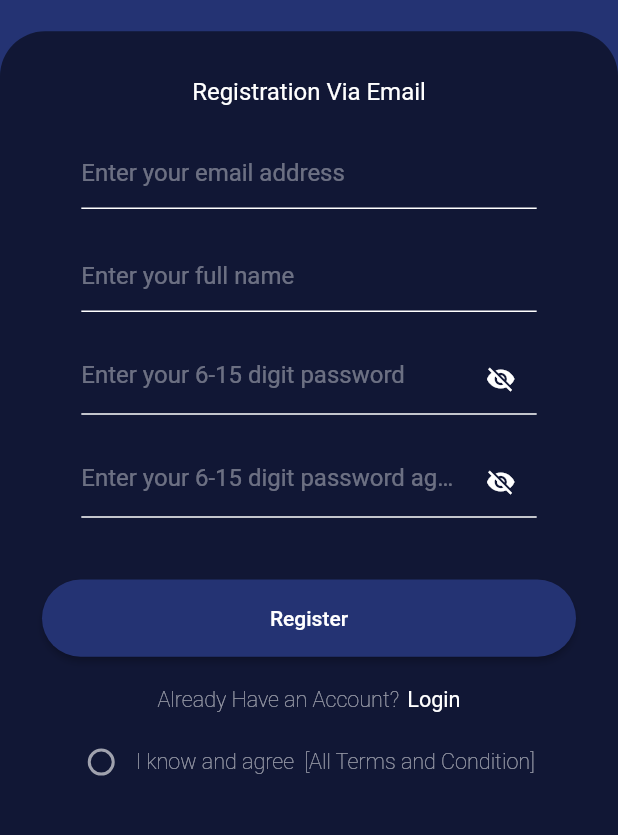
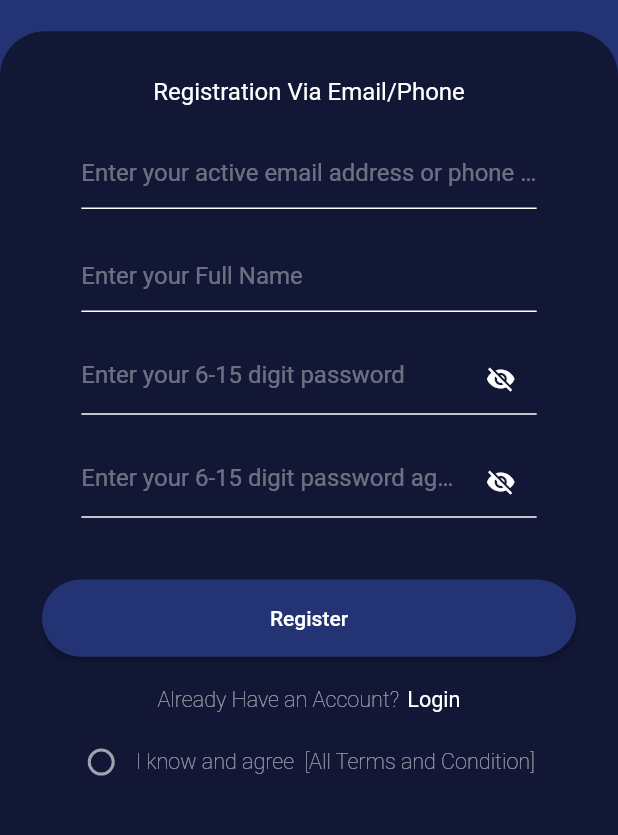
Before and after one commit to manushah77/jawa_eye, a Flutter app: the screen it shows after launch, after a tap on "Register Now", on a phone screen of 412 x 824 dp, the part 358-1193 px from its top. Run offline on Flutter 3.47's test engine with Material 2 defaults, Android fonts, the light colour scheme and no system bars; our stand-ins replace carousel_slider, cloud_firestore, curved_navigation_bar, firebase_core, firebase_messaging, flutter_local_notifications and 5 more; accounts and stored records are empty; network calls fail; Roboto replaces fonts that are missing (Abel).

Commit message:
adding registration and login

```diff
--- /dev/null
+++ b/lib/Constant/static_info.dart
@@ -0,0 +1,3 @@
+class StaticInfo {
+  static String baseUrl = 'https://crypton-c5356-default-rtdb.firebaseio.com/';
+}
--- a/lib/Screens/LoginScreen/login_screen.dart
+++ b/lib/Screens/LoginScreen/login_screen.dart
@@ -1,11 +1,16 @@
+import 'package:firebase_messaging/firebase_messaging.dart';
 import 'package:flutter/material.dart';
 import 'package:flutter_screenutil/flutter_screenutil.dart';
-import 'package:google_fonts/google_fonts.dart';
 import 'package:jawa_eye/Constant/color.dart';
-import 'package:jawa_eye/Screens/BottomNavigationBar/bottom_navigation_bar_screen.dart';
 import 'package:jawa_eye/Screens/SignupScreen/signup_screen.dart';
 import 'package:jawa_eye/Screens/widget/custom_button.dart';
+import 'package:jawa_eye/providers/api_client.dart';
+import 'package:jawa_eye/providers/auth_provider.dart';
+import 'package:jawa_eye/providers/services.dart';
 import 'package:shared_preferences/shared_preferences.dart';
+
+import '../../main.dart';
+import '../BottomNavigationBar/bottom_navigation_bar_screen.dart';
 
 class LoginScreen extends StatefulWidget {
   const LoginScreen({Key? key}) : super(key: key);
@@ -20,6 +25,37 @@ class _LoginScreenState extends State<LoginScreen> {
   bool ispasswordvisible = true;
   bool _isChecked = false;
   final formKey = GlobalKey<FormState>();
+
+  @override
+  void initState() {
+    super.initState();
+    requestPermission();
+  }
+
+  void requestPermission() async {
+    FirebaseMessaging firebaseMessaging = FirebaseMessaging.instance;
+    NotificationSettings notificationSettings = await firebaseMessaging.requestPermission(
+      alert: true,
+      announcement: false,
+      badge: true,
+      carPlay: false,
+      criticalAlert: true,
+      provisional: false,
+      sound: true,
+    );
+
+    if (notificationSettings.authorizationStatus == AuthorizationStatus.authorized) {
+      print("Granted");
+    } else {
+      print('faile');
+    }
+
+    await firebaseMessaging.getToken().then((value) {
+      deviceToken = value;
+      print('Token: $value');
+    });
+    getFirebaseMessaging();
+  }
 
   @override
   Widget build(BuildContext context) {
@@ -44,7 +80,7 @@ class _LoginScreenState extends State<LoginScreen> {
             Container(
               height: 440.h,
               width: double.infinity,
-              decoration: BoxDecoration(
+              decoration: const BoxDecoration(
                 color: Colors.black54,
                 borderRadius: BorderRadius.only(
                   topLeft: Radius.circular(30),
@@ -56,7 +92,7 @@ class _LoginScreenState extends State<LoginScreen> {
                   SizedBox(
                     height: 30.h,
                   ),
-                  Text(
+                  const Text(
                     'Email Login',
                     style: TextStyle(fontSize: 16, color: Colors.white),
                   ),
@@ -66,7 +102,8 @@ class _LoginScreenState extends State<LoginScreen> {
                   SizedBox(
                     width: 280.w,
                     child: TextFormField(
-                      decoration: InputDecoration(
+                      controller: emailC,
+                      decoration: const InputDecoration(
                         border: UnderlineInputBorder(
                             borderSide: BorderSide(
                           color: Colors.white,
@@ -87,7 +124,7 @@ class _LoginScreenState extends State<LoginScreen> {
                           color: Colors.white38,
                         ),
                       ),
-                      style: TextStyle(
+                      style: const TextStyle(
                         color: Colors.white,
                       ),
                       cursorColor: Colors.white,
@@ -99,6 +136,7 @@ class _LoginScreenState extends State<LoginScreen> {
                   SizedBox(
                     width: 280.w,
                     child: TextFormField(
+                      controller: passwordC,
                       decoration: InputDecoration(
                         border: UnderlineInputBorder(
                             borderSide: BorderSide(
@@ -110,13 +148,13 @@ class _LoginScreenState extends State<LoginScreen> {
                           color: Colors.white,
                           width: 1.w,
                         )),
-                        enabledBorder: UnderlineInputBorder(
+                        enabledBorder: const UnderlineInputBorder(
                             borderSide: BorderSide(
                           color: Colors.white,
                           width: 1,
                         )),
-                        hintText: 'Enter your 6-15 digit password',
-                        hintStyle: TextStyle(
+                        hintText: 'Enter your password',
+                        hintStyle: const TextStyle(
                           color: Colors.white38,
                         ),
                         suffixIcon: IconButton(
@@ -127,14 +165,12 @@ class _LoginScreenState extends State<LoginScreen> {
                           },
                           icon: Icon(
                             size: 20,
-                            ispasswordvisible
-                                ? Icons.visibility_off
-                                : Icons.visibility,
+                            ispasswordvisible ? Icons.visibility_off : Icons.visibility,
                             color: Colors.white,
                           ),
                         ),
                       ),
-                      style: TextStyle(
+                      style: const TextStyle(
                         color: Colors.white,
                       ),
                       cursorColor: Colors.white,
@@ -154,8 +190,7 @@ class _LoginScreenState extends State<LoginScreen> {
                           width: 24.0,
                           child: Theme(
                             data: ThemeData(
-                              unselectedWidgetColor:
-                                  Colors.white60, // Your color
+                              unselectedWidgetColor: Colors.white60, // Your color
                             ),
                             child: Checkbox(
                                 shape: RoundedRectangleBorder(
@@ -176,7 +211,7 @@ class _LoginScreenState extends State<LoginScreen> {
                           fontSize: 14.sp,
                         ),
                       ),
-                      SizedBox(width: 70.0),
+                      const SizedBox(width: 70.0),
                       Align(
                         alignment: Alignment.bottomRight,
                         child: TextButton(
@@ -201,15 +236,24 @@ class _LoginScreenState extends State<LoginScreen> {
                   SizedBox(
                     height: 40.h,
                   ),
-                  CustomButton(txt: 'Login', onTap: (){
+                  CustomButton(
+                    txt: 'Login',
+                    onTap: () {
+                      locator
+                          .get<AuthProvider>()
+                          .authenticate(email: emailC.text, password: passwordC.text, deviceToken: deviceToken ?? '')
+                          .then((value) {
+                        if (value.userId != null) {
                           Navigator.push(
                             context,
                             MaterialPageRoute(
                               builder: (context) => BottomNavBar(),
                             ),
                           );
-                  },),
-
+                        }
+                      });
+                    },
+                  ),
                   SizedBox(
                     height: 20.h,
                   ),
@@ -232,7 +276,7 @@ class _LoginScreenState extends State<LoginScreen> {
                           Navigator.push(
                             context,
                             MaterialPageRoute(
-                              builder: (context) => SignupScreen(),
+                              builder: (context) => const SignupScreen(),
                             ),
                           );
                         },
@@ -272,16 +316,11 @@ class _LoginScreenState extends State<LoginScreen> {
   }
 
   void _loadUserEmailPassword() async {
-    print("Load Email");
     try {
       SharedPreferences _prefs = await SharedPreferences.getInstance();
       var _email = _prefs.getString("email") ?? "";
       var _password = _prefs.getString("password") ?? "";
       var _remeberMe = _prefs.getBool("remember_me") ?? false;
-
-      print(_remeberMe);
-      print(_email);
-      print(_password);
       if (_remeberMe) {
         setState(() {
           _isChecked = true;
@@ -289,8 +328,6 @@ class _LoginScreenState extends State<LoginScreen> {
         emailC.text = _email;
         passwordC.text = _password;
       }
-    } catch (e) {
-      print(e);
+    } catch (e) {}
   }
 }
-}
--- a/lib/Screens/SignupScreen/signup_screen.dart
+++ b/lib/Screens/SignupScreen/signup_screen.dart
@@ -1,8 +1,13 @@
 import 'package:flutter/material.dart';
 import 'package:flutter_screenutil/flutter_screenutil.dart';
-import 'package:google_fonts/google_fonts.dart';
 import 'package:jawa_eye/Constant/color.dart';
+import 'package:jawa_eye/Screens/LoginScreen/login_screen.dart';
+import 'package:jawa_eye/main.dart';
+import 'package:jawa_eye/models/user_auth_response.dart';
+import 'package:jawa_eye/providers/auth_provider.dart';
+import 'package:jawa_eye/providers/services.dart';
 import 'package:shared_preferences/shared_preferences.dart';
+import 'package:uuid/uuid.dart';
 
 import '../widget/custom_button.dart';
 
@@ -16,6 +21,7 @@ class SignupScreen extends StatefulWidget {
 class _SignupScreenState extends State<SignupScreen> {
   TextEditingController emailC = TextEditingController();
   TextEditingController passwordC = TextEditingController();
+  TextEditingController usernameC = TextEditingController();
   bool ispasswordvisible = true;
   bool ispasswordvisibleTwo = true;
   bool _isChecked = false;
@@ -44,7 +50,7 @@ class _SignupScreenState extends State<SignupScreen> {
             Container(
               height: 535.h,
               width: double.infinity,
-              decoration: BoxDecoration(
+              decoration: const BoxDecoration(
                 color: Colors.black54,
                 borderRadius: BorderRadius.only(
                   topLeft: Radius.circular(30),
@@ -56,8 +62,8 @@ class _SignupScreenState extends State<SignupScreen> {
                   SizedBox(
                     height: 30.h,
                   ),
-                  Text(
-                    'Registration Via Email',
+                  const Text(
+                    'Registration Via Email/Phone',
                     style: TextStyle(fontSize: 16, color: Colors.white),
                   ),
                   SizedBox(
@@ -66,7 +72,8 @@ class _SignupScreenState extends State<SignupScreen> {
                   SizedBox(
                     width: 280.w,
                     child: TextFormField(
-                      decoration: InputDecoration(
+                      controller: emailC,
+                      decoration: const InputDecoration(
                         border: UnderlineInputBorder(
                             borderSide: BorderSide(
                           color: Colors.white,
@@ -82,12 +89,12 @@ class _SignupScreenState extends State<SignupScreen> {
                           color: Colors.white,
                           width: 1,
                         )),
-                        hintText: 'Enter your email address',
+                        hintText: 'Enter your active email address or phone number',
                         hintStyle: TextStyle(
                           color: Colors.white38,
                         ),
                       ),
-                      style: TextStyle(
+                      style: const TextStyle(
                         color: Colors.white,
                       ),
                       cursorColor: Colors.white,
@@ -99,7 +106,8 @@ class _SignupScreenState extends State<SignupScreen> {
                   SizedBox(
                     width: 280.w,
                     child: TextFormField(
-                      decoration: InputDecoration(
+                      controller: usernameC,
+                      decoration: const InputDecoration(
                         border: UnderlineInputBorder(
                             borderSide: BorderSide(
                           color: Colors.white,
@@ -115,12 +123,12 @@ class _SignupScreenState extends State<SignupScreen> {
                           color: Colors.white,
                           width: 1,
                         )),
-                        hintText: 'Enter your full name',
+                        hintText: 'Enter your Full Name',
                         hintStyle: TextStyle(
                           color: Colors.white38,
                         ),
                       ),
-                      style: TextStyle(
+                      style: const TextStyle(
                         color: Colors.white,
                       ),
                       cursorColor: Colors.white,
@@ -132,6 +140,7 @@ class _SignupScreenState extends State<SignupScreen> {
                   SizedBox(
                     width: 280.w,
                     child: TextFormField(
+                      controller: passwordC,
                       decoration: InputDecoration(
                         border: UnderlineInputBorder(
                             borderSide: BorderSide(
@@ -143,13 +152,13 @@ class _SignupScreenState extends State<SignupScreen> {
                           color: Colors.white,
                           width: 1.w,
                         )),
-                        enabledBorder: UnderlineInputBorder(
+                        enabledBorder: const UnderlineInputBorder(
                             borderSide: BorderSide(
                           color: Colors.white,
                           width: 1,
                         )),
                         hintText: 'Enter your 6-15 digit password',
-                        hintStyle: TextStyle(
+                        hintStyle: const TextStyle(
                           color: Colors.white38,
                         ),
                         suffixIcon: IconButton(
@@ -160,14 +169,12 @@ class _SignupScreenState extends State<SignupScreen> {
                           },
                           icon: Icon(
                             size: 20,
-                            ispasswordvisible
-                                ? Icons.visibility_off
-                                : Icons.visibility,
+                            ispasswordvisible ? Icons.visibility_off : Icons.visibility,
                             color: Colors.white,
                           ),
                         ),
                       ),
-                      style: TextStyle(
+                      style: const TextStyle(
                         color: Colors.white,
                       ),
                       cursorColor: Colors.white,
@@ -191,13 +198,13 @@ class _SignupScreenState extends State<SignupScreen> {
                           color: Colors.white,
                           width: 1.w,
                         )),
-                        enabledBorder: UnderlineInputBorder(
+                        enabledBorder: const UnderlineInputBorder(
                             borderSide: BorderSide(
                           color: Colors.white,
                           width: 1,
                         )),
                         hintText: 'Enter your 6-15 digit password again',
-                        hintStyle: TextStyle(
+                        hintStyle: const TextStyle(
                           color: Colors.white38,
                         ),
                         suffixIcon: IconButton(
@@ -208,26 +215,36 @@ class _SignupScreenState extends State<SignupScreen> {
                           },
                           icon: Icon(
                             size: 20,
-                            ispasswordvisibleTwo
-                                ? Icons.visibility_off
-                                : Icons.visibility,
+                            ispasswordvisibleTwo ? Icons.visibility_off : Icons.visibility,
                             color: Colors.white,
                           ),
                         ),
                       ),
-                      style: TextStyle(
+                      style: const TextStyle(
                         color: Colors.white,
                       ),
                       cursorColor: Colors.white,
                       obscureText: ispasswordvisibleTwo,
                     ),
                   ),
-
                   SizedBox(
                     height: 40.h,
                   ),
-                  CustomButton(txt: 'Register', onTap: (){},),
-
+                  CustomButton(
+                    txt: 'Register',
+                    onTap: () async {
+                      var uid = const Uuid().v4();
+                      await locator.get<AuthProvider>().registerUser(
+                              userAuthResponse: UserAuthResponse(
+                            deviceToken: deviceToken,
+                            email: emailC.text,
+                            password: passwordC.text,
+                            isAccountVerified: false,
+                            userId: uid,
+                            username: usernameC.text,
+                          ));
+                    },
+                  ),
                   SizedBox(
                     height: 20.h,
                   ),
@@ -245,12 +262,18 @@ class _SignupScreenState extends State<SignupScreen> {
                       SizedBox(
                         width: 5.w,
                       ),
-                      Text(
+                      InkWell(
+                        onTap: () {
+                          Navigator.pushReplacement(
+                              context, MaterialPageRoute(builder: (context) => const LoginScreen()));
+                        },
+                        child: Text(
                           'Login',
                           style: TextStyle(
                             color: Colors.white,
                             fontWeight: FontWeight.w400,
                             fontSize: 14.sp,
+                          ),
                         ),
                       ),
                     ],
@@ -261,14 +284,12 @@ class _SignupScreenState extends State<SignupScreen> {
                   Row(
                     mainAxisAlignment: MainAxisAlignment.center,
                     children: [
-
                       SizedBox(
                           height: 24.0,
                           width: 24.0,
                           child: Theme(
                             data: ThemeData(
-                              unselectedWidgetColor:
-                              Colors.white60, // Your color
+                              unselectedWidgetColor: Colors.white60, // Your color
                             ),
                             child: Checkbox(
                                 shape: RoundedRectangleBorder(
--- a/lib/main.dart
+++ b/lib/main.dart
@@ -1,10 +1,28 @@
+import 'package:firebase_core/firebase_core.dart';
+import 'package:firebase_messaging/firebase_messaging.dart';
 import 'package:flutter/material.dart';
 import 'package:flutter_screenutil/flutter_screenutil.dart';
 import 'package:google_fonts/google_fonts.dart';
-import 'package:jawa_eye/Screens/BottomNavigationBar/bottom_navigation_bar_screen.dart';
 import 'package:jawa_eye/Screens/LoginScreen/login_screen.dart';
+import 'package:jawa_eye/providers/local_notification_provider.dart';
+import 'package:jawa_eye/providers/services.dart';
 
-void main() {
+import 'firebase_options.dart';
+
+String? deviceToken;
+
+Future<void> _firebaseMessagingBackgroundHandler(RemoteMessage message) async {
+  LocalNotificationService.display(message);
+}
+
+void main() async {
+    WidgetsFlutterBinding.ensureInitialized();
+  await Firebase.initializeApp(
+    options: DefaultFirebaseOptions.currentPlatform,
+  );
+  LocalNotificationService.initialize();
+  FirebaseMessaging.onBackgroundMessage(_firebaseMessagingBackgroundHandler);
+  initServices();
   runApp(const MyApp());
 }
 
@@ -14,14 +32,22 @@ class MyApp extends StatelessWidget {
   @override
   Widget build(BuildContext context) {
     return ScreenUtilInit(
-      designSize: Size(380, 800),
+      designSize: const Size(380, 800),
       minTextAdapt: true,
       splitScreenMode: true,
       builder: (context, child) => MaterialApp(
         debugShowCheckedModeBanner: false,
         theme: ThemeData(fontFamily: GoogleFonts.abel().fontFamily),
-        home: LoginScreen(),
+        home: const LoginScreen(),
       ),
     );
   }
 }
+
+
+getFirebaseMessaging() async {
+  FirebaseMessaging.instance.getInitialMessage();
+  FirebaseMessaging.onMessage.listen((event) {
+    LocalNotificationService.display(event);
+  });
+}
--- /dev/null
+++ b/lib/models/user_auth_response.dart
@@ -0,0 +1,37 @@
+class UserAuthResponse {
+  bool? isAccountVerified;
+  String? username;
+  String? email;
+  String? userId;
+  String? deviceToken;
+  String? password;
+
+  UserAuthResponse({
+    this.isAccountVerified,
+    this.username,
+    this.userId,
+    this.email,
+    this.deviceToken,
+    this.password
+  });
+
+  UserAuthResponse.fromJson(Map<String, dynamic> json) {
+    isAccountVerified = json['isAccountVerified'];
+    username = json['username'];
+    userId = json['userId'];
+    deviceToken = json['deviceToken'];
+    email = json['email'];
+    password = json['password'];
+  }
+
+  Map<String, dynamic> toJson() {
+    final Map<String, dynamic> data = <String, dynamic>{};
+    data['isAccountVerified'] = isAccountVerified;
+    data['username'] = username;
+    data['userId'] = userId;
+    data['deviceToken'] = deviceToken;
+    data['email'] = email;
+    data['password'] = password;
+    return data;
+  }
+}
--- /dev/null
+++ b/lib/providers/services.dart
@@ -0,0 +1,12 @@
+import 'package:get_it/get_it.dart';
+import 'package:jawa_eye/providers/api_client.dart';
+import 'package:jawa_eye/providers/auth_provider.dart';
+
+final GetIt locator = GetIt.instance;
+
+void initServices() {
+  // providers
+  locator.registerLazySingleton(() => FirebaseClient());
+  locator.registerLazySingleton(() => AuthProvider());
+
+}
```
Also changed, not shown: lib/providers/api_client.dart (added, +52 -0 lines), lib/providers/auth_provider.dart (added, +97 -0 lines), lib/providers/local_notification_provider.dart (added, +35 -0 lines), pubspec.yaml (+8 -1 lines), lib/firebase_options.dart (added), pubspec.lock, 5 other files. Lines whose indentation alone changed are shown as unchanged.
